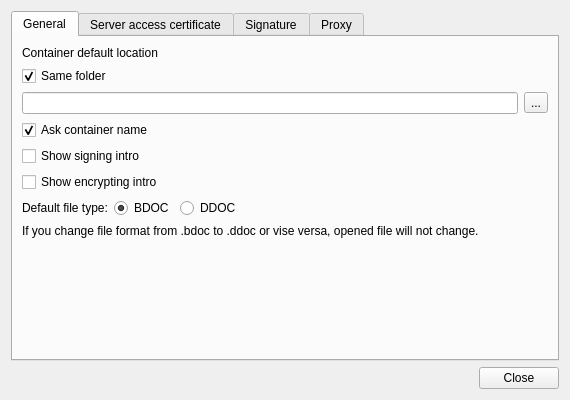
Old version of the form client/ui/SettingsDialog.ui in the repository open-eid/qdigidoc.
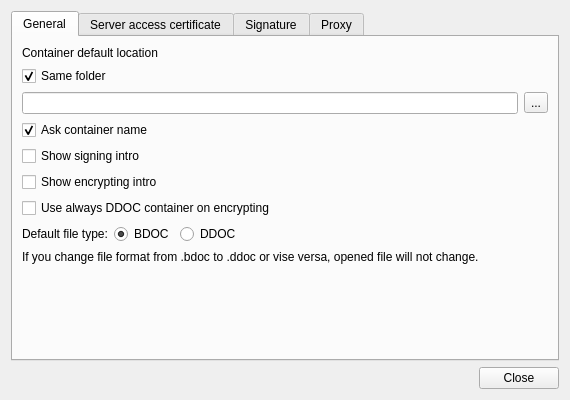
New version of the form.

Commit message:
Option to create ddoc container always in cdoc
Ticket: #23972

The edit to the form file:
```diff
--- a/client/ui/SettingsDialog.ui
+++ b/client/ui/SettingsDialog.ui
@@ -95,6 +95,13 @@
          </property>
         </widget>
        </item>
+       <item>
+        <widget class="QCheckBox" name="cdocwithddoc">
+         <property name="text">
+          <string>Use always DDOC container on encrypting</string>
+         </property>
+        </widget>
+       </item>
        <item>
         <layout class="QHBoxLayout" name="typeLayout">
          <item>
```
The commit also changes 5 other files.
